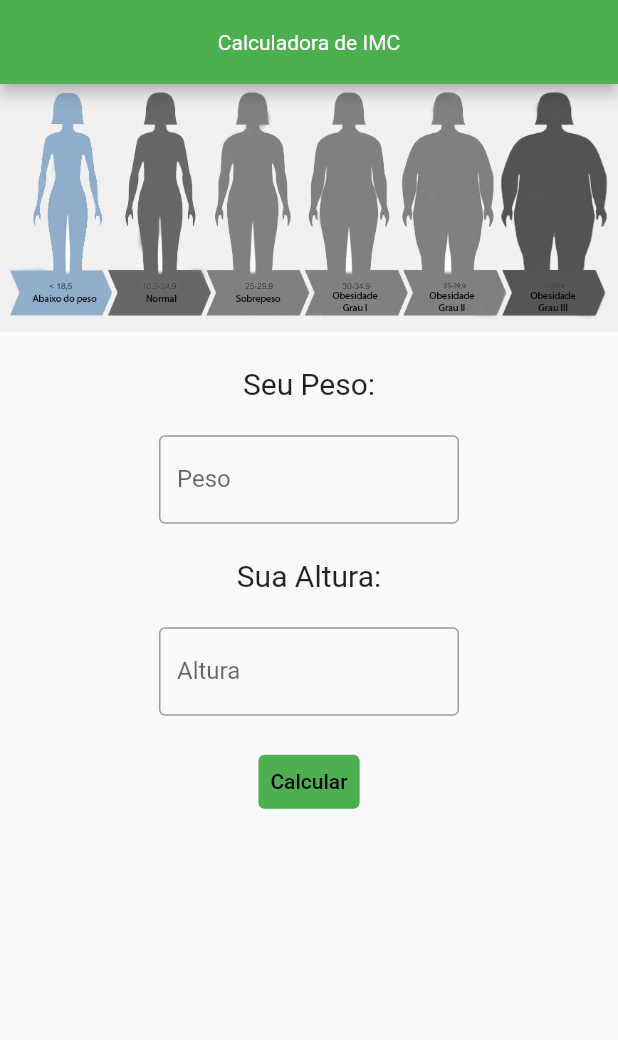
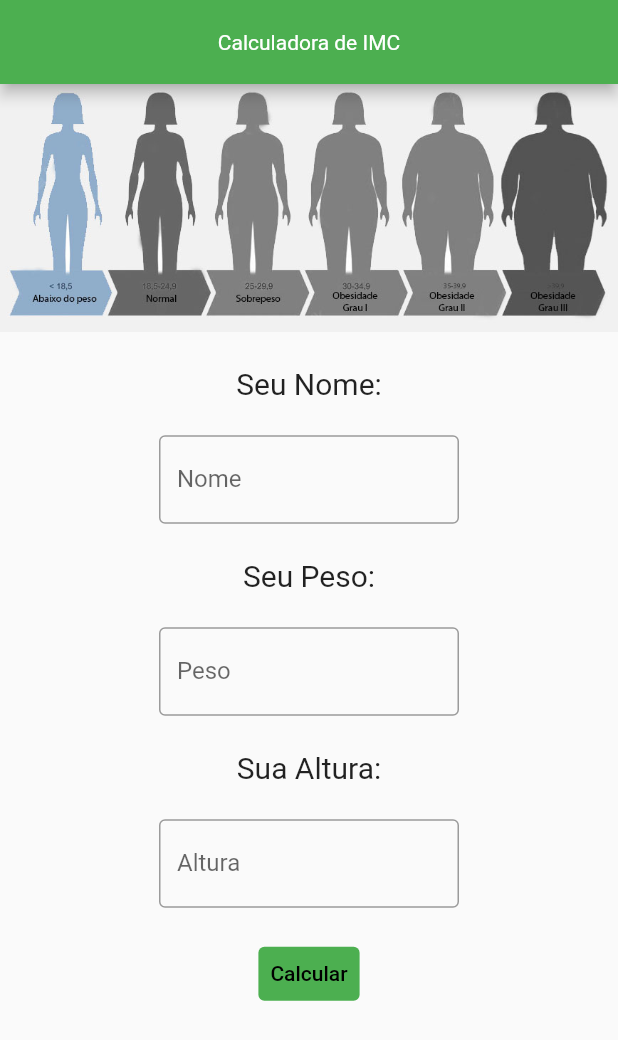
Before and after one commit to JacksonCPN/IMC-MOBILE-APP, a Flutter app: the screen it shows after launch, after a tap on "Calcular", on a phone screen of 412 x 824 dp. Shown: the top 1040 px of the screen. Run offline on Flutter 3.47's test engine with Material 2 defaults, Android fonts, the phone set to English and light mode, and no system bars.

Commit message:
Added person class and button functionality

```diff
--- /dev/null
+++ b/lib/Pessoa.dart
@@ -0,0 +1,43 @@
+class Pessoa {
+  String _nome;
+  double _peso;
+  double _altura;
+
+  Pessoa(this._nome, this._peso, this._altura);
+
+  String get nome => _nome;
+  set nome(String novoNome) => _nome = novoNome;
+
+  double get peso => _peso;
+  set peso(double novoPeso) => _peso = novoPeso;
+
+  double get altura => _altura;
+  set altura(double novaAltura) => _altura = novaAltura;
+
+//calculo do IMC
+  double calimc() {
+    return _peso / (_altura * _altura);
+  }
+
+//função do onpressed
+  estadoNutricional() {
+    double imc = calimc();
+    if (imc < 16) {
+      return "Magreza Grave";
+    } else if (imc < 17) {
+      return "Magreza Moderada";
+    } else if (imc < 18.5) {
+      return "Magreza Leve";
+    } else if (imc < 25) {
+      return "Saudável";
+    } else if (imc < 30) {
+      return "Sobrepeso";
+    } else if (imc < 35) {
+      return "Obesidade Grau I";
+    } else if (imc < 40) {
+      return "Obesidade Grau II (SEVERA)";
+    } else {
+      return "Obesidade Grau III (MÓRBIDA)";
+    }
+  }
+}
--- a/lib/main.dart
+++ b/lib/main.dart
@@ -1,10 +1,21 @@
 import 'package:flutter/material.dart';
+import 'Pessoa.dart';
 
 void main() {
   runApp(Home());
 }
 
-class Home extends StatelessWidget {
+class Home extends StatefulWidget {
+  @override
+  _HomeState createState() => _HomeState();
+}
+
+class _HomeState extends State<Home> {
+  TextEditingController nomeController = TextEditingController();
+  TextEditingController pesoController = TextEditingController();
+  TextEditingController alturaController = TextEditingController();
+  TextEditingController estadoController = TextEditingController();
+
   @override
   Widget build(BuildContext context) {
     return MaterialApp(
@@ -20,14 +31,29 @@ class Home extends StatelessWidget {
           children: [
             Image.asset('lib/assets/body.jpg'),
             const Text(
+              '\nSeu Nome:\n',
+              style: TextStyle(fontSize: 20),
+            ),
+            SizedBox(
+              width: 200,
+              child: TextField(
+                controller: nomeController,
+                decoration: const InputDecoration(
+                  border: OutlineInputBorder(),
+                  labelText: 'Nome',
+                ),
+              ),
+            ),
+            const Text(
               '\nSeu Peso:\n',
               style: TextStyle(fontSize: 20),
             ),
-            const SizedBox(
+            SizedBox(
               width: 200,
               child: TextField(
-                obscureText: true,
-                decoration: InputDecoration(
+                controller: pesoController,
+                keyboardType: TextInputType.number,
+                decoration: const InputDecoration(
                   border: OutlineInputBorder(),
                   labelText: 'Peso',
                 ),
@@ -37,11 +63,12 @@ class Home extends StatelessWidget {
               '\nSua Altura:\n',
               style: TextStyle(fontSize: 20),
             ),
-            const SizedBox(
+            SizedBox(
               width: 200,
               child: TextField(
-                obscureText: true,
-                decoration: InputDecoration(
+                controller: alturaController,
+                keyboardType: TextInputType.number,
+                decoration: const InputDecoration(
                   border: OutlineInputBorder(),
                   labelText: 'Altura',
                 ),
@@ -54,7 +81,20 @@ class Home extends StatelessWidget {
                   backgroundColor: Colors.green,
                 ),
                 onPressed: () {
-                  print("pressionado");
+                  double altura = double.parse(alturaController.text);
+                  double peso = double.parse(pesoController.text);
+
+                  Pessoa pessoa = Pessoa(
+                    nomeController.text,
+                    peso,
+                    altura,
+                  );
+
+                  double imc = pessoa.calimc();
+                  String estadoNutricional = pessoa.estadoNutricional();
+
+                  print("IMC: $imc");
+                  print("Estado Nutricional: $estadoNutricional");
                 },
                 child: const Text(
                   "Calcular",
@@ -68,3 +108,5 @@ class Home extends StatelessWidget {
     );
   }
 }
+
+//Jackson Nascimento - Birth
```
Also changed, not shown: lib/assets/Pessoa.dart (deleted, +0 -33 lines).
